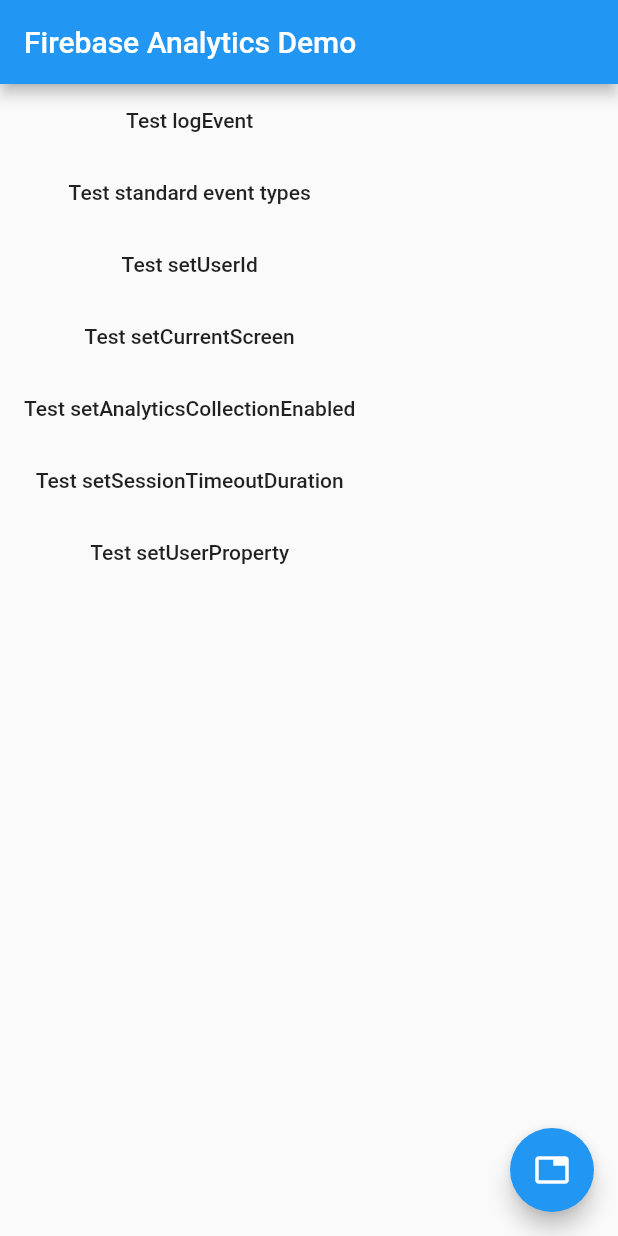
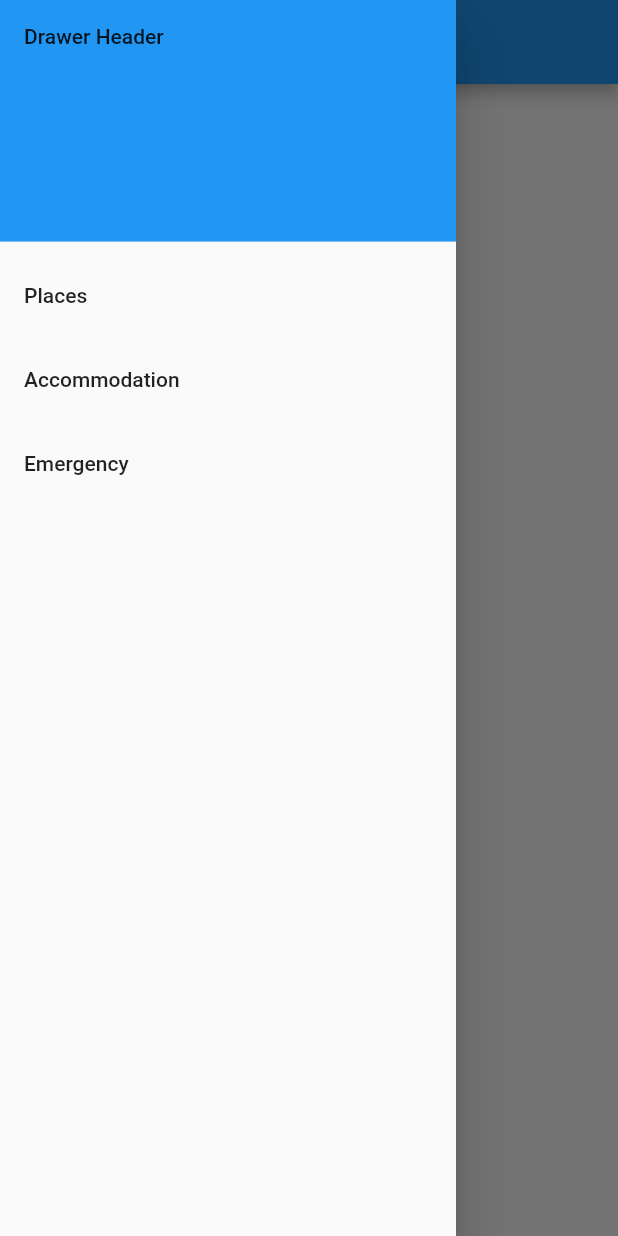
Before and after one commit to budvinchathura/smarttouristguide, a Flutter app: the screen it shows after launch, with the side drawer open (before the commit the screen has no drawer), on a phone screen of 412 x 824 dp. Run offline on Flutter 3.47's test engine with Material 2 defaults, Android fonts, the phone set to English and light mode, and no system bars; our stand-ins replace firebase_analytics, firebase_database; accounts and stored records are empty.

Commit message:
data fetching working

```diff
--- /dev/null
+++ b/lib/first_screen.dart
@@ -0,0 +1,55 @@
+import 'package:flutter/material.dart';
+import './side_drawer.dart';
+import 'package:firebase_database/firebase_database.dart';
+
+class FirstScreen extends StatelessWidget {
+  final databaseReference = FirebaseDatabase.instance.reference();
+
+  void getData() {
+    databaseReference.once().then((DataSnapshot snapshot) {
+      print('Data : ${snapshot.value['locations'].toString()}');
+    });
+  }
+
+  void createRecord() {
+    databaseReference.child("locations").child('2').set({
+      'name': 'location 2',
+      'description': 'desc on loc 2',
+      'location': {'lat': 10, 'lng': 20}
+    });
+  }
+
+  @override
+  Widget build(BuildContext context) {
+    return Scaffold(
+      drawer: SideDrawer(),
+      appBar: AppBar(
+        title: Text("First Screen"),
+      ),
+      body: Center(
+        child: Column(
+          children: [
+            RaisedButton(
+              child: Text("go to 2nd page"),
+              onPressed: () {
+                Navigator.pushNamed(context, '/second');
+              },
+            ),
+            RaisedButton(
+              child: Text('Create Record'),
+              onPressed: () {
+                createRecord();
+              },
+            ),
+            RaisedButton(
+              child: Text('View Record'),
+              onPressed: () {
+                getData();
+              },
+            )
+          ],
+        ),
+      ),
+    );
+  }
+}
--- a/lib/main.dart
+++ b/lib/main.dart
@@ -1,315 +1,138 @@
-import 'dart:async';
+// // // Copyright 2018 The Flutter team. All rights reserved.
+// // // Use of this source code is governed by a BSD-style license that can be
+// // // found in the LICENSE file.
+
+// // import 'package:english_words/english_words.dart' as prefix0;
+// // import 'package:flutter/material.dart';
+// // import 'package:english_words/english_words.dart';
+
+// // void main() => runApp(MyApp());
+
+// // class MyApp extends StatelessWidget {
+// //   @override
+// //   Widget build(BuildContext context) {
+// //     // final wordPair = WordPair.random();
+// //     return MaterialApp(
+// //       title: 'Startup Name Generator',
+// //       home: RandomWords(),
+// //     );
+// //   }
+// // }
+
+// // class RandomWords extends StatefulWidget {
+// //   @override
+// //   RandomWordsState createState() => RandomWordsState();
+// // }
+
+// // class RandomWordsState extends State<RandomWords> {
+// //   final _suggestions = <WordPair>[];
+// //   final _biggerFont = const TextStyle(fontSize: 18.0);
+// //   // @override
+// //   // Widget build(BuildContext context) {
+// //   //   final wordPair = WordPair.random();
+// //   //   return Text(wordPair.asPascalCase);
+// //   // }
+// //   Widget _buildRow(WordPair pair){
+// //     return ListTile(
+// //       title: Text(
+// //         pair.asPascalCase,style: _biggerFont,
+// //       ),
+// //     );
+// //   }
+
+// //   Widget _buildSuggestions() {
+// //     return ListView.builder(
+// //         padding: const EdgeInsets.all(16.0),
+// //         itemBuilder: /*1*/ (context, i) {
+// //           if (i.isOdd) return Divider(); /*2*/
+// //           final index = i ~/ 2; /*3*/
+// //           if (index >= _suggestions.length) {
+// //             _suggestions.addAll(prefix0.generateWordPairs().take(10)); /*4*/
+// //           }
+// //           return _buildRow(_suggestions[index]);
+// //         });
+// //   }
+
+// //   Widget build(BuildContext context){
+// //     return Scaffold(
+// //       appBar: AppBar(
+// //         title: Text('Startup Name generator'),
+// //     ),
+// //     body: _buildSuggestions(),);
+// //   }
+// // }
+
+// // import 'package:flutter/material.dart';
+// // import 'package:myapp/product_manager.dart';
+
+
+// // void main() => runApp(MyApp());
+
+// // class MyApp extends StatelessWidget {
+// //   @override
+// //   Widget build(BuildContext context) {
+// //     return MaterialApp(
+// //         theme: ThemeData(
+// //             brightness: Brightness.light,
+// //             primarySwatch: Colors.deepOrange,
+// //             accentColor: Colors.deepPurple),
+// //         home: Scaffold(
+// //           appBar: AppBar(
+// //             title: Text('EasyList'),
+// //           ),
+// //           body: ProductManager(),
+// //         ));
+// //   }
+// // }
+
+
+
+
+
+// // import 'package:flutter/material.dart';
+// // import './text_control.dart';
+// // void main() => runApp(MyApp());
+
+// // class MyApp extends StatelessWidget {
+
+// //   @override
+// //   Widget build(BuildContext context) {
+// //     return MaterialApp(
+// //         home: Scaffold(
+// //       appBar: AppBar(
+// //         title: Text('App Title'),
+// //       ),
+// //       body: Center(
+// //           child: TextControl()),
+// //     ));
+// //   }
+// // }
+
+
+
+
+
 
 import 'package:flutter/material.dart';
-import 'package:firebase_analytics/firebase_analytics.dart';
-import 'package:firebase_analytics/observer.dart';
+import './first_screen.dart';
+import './second_screen.dart';
 
-import 'tabs_page.dart';
+void main() => runApp(MyApp());
 
-void main() {
-  runApp(MyApp());
-}
+
 
 class MyApp extends StatelessWidget {
-  static FirebaseAnalytics analytics = FirebaseAnalytics();
-  static FirebaseAnalyticsObserver observer =
-      FirebaseAnalyticsObserver(analytics: analytics);
+
+
 
   @override
   Widget build(BuildContext context) {
     return MaterialApp(
-      title: 'Firebase Analytics Demo',
-      theme: ThemeData(
-        primarySwatch: Colors.blue,
-      ),
-      navigatorObservers: <NavigatorObserver>[observer],
-      home: MyHomePage(
-        title: 'Firebase Analytics Demo',
-        analytics: analytics,
-        observer: observer,
-      ),
+      initialRoute: '/',
+      routes: {
+        '/':(context)=>FirstScreen(),
+        '/second':(context) => SecondScreen()
+      },
     );
   }
 }
-
-class MyHomePage extends StatefulWidget {
-  MyHomePage({Key key, this.title, this.analytics, this.observer})
-      : super(key: key);
-
-  final String title;
-  final FirebaseAnalytics analytics;
-  final FirebaseAnalyticsObserver observer;
-
-  @override
-  _MyHomePageState createState() => _MyHomePageState(analytics, observer);
-}
-
-class _MyHomePageState extends State<MyHomePage> {
-  _MyHomePageState(this.analytics, this.observer);
-
-  final FirebaseAnalyticsObserver observer;
-  final FirebaseAnalytics analytics;
-  String _message = '';
-
-  void setMessage(String message) {
-    setState(() {
-      _message = message;
-    });
-  }
-
-  Future<void> _sendAnalyticsEvent() async {
-    await analytics.logEvent(
-      name: 'test_event',
-      parameters: <String, dynamic>{
-        'string': 'string',
-        'int': 42,
-        'long': 12345678910,
-        'double': 42.0,
-        'bool': true,
-      },
-    );
-    setMessage('logEvent succeeded');
-  }
-
-  Future<void> _testSetUserId() async {
-    await analytics.setUserId('some-user');
-    setMessage('setUserId succeeded');
-  }
-
-  Future<void> _testSetCurrentScreen() async {
-    await analytics.setCurrentScreen(
-      screenName: 'Analytics Demo',
-      screenClassOverride: 'AnalyticsDemo',
-    );
-    setMessage('setCurrentScreen succeeded');
-  }
-
-  Future<void> _testSetAnalyticsCollectionEnabled() async {
-    await analytics.setAnalyticsCollectionEnabled(false);
-    await analytics.setAnalyticsCollectionEnabled(true);
-    setMessage('setAnalyticsCollectionEnabled succeeded');
-  }
-
-  Future<void> _testSetSessionTimeoutDuration() async {
-    await analytics.android?.setSessionTimeoutDuration(2000000);
-    setMessage('setSessionTimeoutDuration succeeded');
-  }
-
-  Future<void> _testSetUserProperty() async {
-    await analytics.setUserProperty(name: 'regular', value: 'indeed');
-    setMessage('setUserProperty succeeded');
-  }
-
-  Future<void> _testAllEventTypes() async {
-    await analytics.logAddPaymentInfo();
-    await analytics.logAddToCart(
-      currency: 'USD',
-      value: 123.0,
-      itemId: 'test item id',
-      itemName: 'test item name',
-      itemCategory: 'test item category',
-      quantity: 5,
-      price: 24.0,
-      origin: 'test origin',
-      itemLocationId: 'test location id',
-      destination: 'test destination',
-      startDate: '2015-09-14',
-      endDate: '2015-09-17',
-    );
-    await analytics.logAddToWishlist(
-      itemId: 'test item id',
-      itemName: 'test item name',
-      itemCategory: 'test item category',
-      quantity: 5,
-      price: 24.0,
-      value: 123.0,
-      currency: 'USD',
-      itemLocationId: 'test location id',
-    );
-    await analytics.logAppOpen();
-    await analytics.logBeginCheckout(
-      value: 123.0,
-      currency: 'USD',
-      transactionId: 'test tx id',
-      numberOfNights: 2,
-      numberOfRooms: 3,
-      numberOfPassengers: 4,
-      origin: 'test origin',
-      destination: 'test destination',
-      startDate: '2015-09-14',
-      endDate: '2015-09-17',
-      travelClass: 'test travel class',
-    );
-    await analytics.logCampaignDetails(
-      source: 'test source',
-      medium: 'test medium',
-      campaign: 'test campaign',
-      term: 'test term',
-      content: 'test content',
-      aclid: 'test aclid',
-      cp1: 'test cp1',
-    );
-    await analytics.logEarnVirtualCurrency(
-      virtualCurrencyName: 'bitcoin',
-      value: 345.66,
-    );
-    await analytics.logEcommercePurchase(
-      currency: 'USD',
-      value: 432.45,
-      transactionId: 'test tx id',
-      tax: 3.45,
-      shipping: 5.67,
-      coupon: 'test coupon',
-      location: 'test location',
-      numberOfNights: 3,
-      numberOfRooms: 4,
-      numberOfPassengers: 5,
-      origin: 'test origin',
-      destination: 'test destination',
-      startDate: '2015-09-13',
-      endDate: '2015-09-14',
-      travelClass: 'test travel class',
-    );
-    await analytics.logGenerateLead(
-      currency: 'USD',
-      value: 123.45,
-    );
-    await analytics.logJoinGroup(
-      groupId: 'test group id',
-    );
-    await analytics.logLevelUp(
-      level: 5,
-      character: 'witch doctor',
-    );
-    await analytics.logLogin();
-    await analytics.logPostScore(
-      score: 1000000,
-      level: 70,
-      character: 'tiefling cleric',
-    );
-    await analytics.logPresentOffer(
-      itemId: 'test item id',
-      itemName: 'test item name',
-      itemCategory: 'test item category',
-      quantity: 6,
-      price: 3.45,
-      value: 67.8,
-      currency: 'USD',
-      itemLocationId: 'test item location id',
-    );
-    await analytics.logPurchaseRefund(
-      currency: 'USD',
-      value: 45.67,
-      transactionId: 'test tx id',
-    );
-    await analytics.logSearch(
-      searchTerm: 'hotel',
-      numberOfNights: 2,
-      numberOfRooms: 1,
-      numberOfPassengers: 3,
-      origin: 'test origin',
-      destination: 'test destination',
-      startDate: '2015-09-14',
-      endDate: '2015-09-16',
-      travelClass: 'test travel class',
-    );
-    await analytics.logSelectContent(
-      contentType: 'test content type',
-      itemId: 'test item id',
-    );
-    await analytics.logShare(
-        contentType: 'test content type',
-        itemId: 'test item id',
-        method: 'facebook');
-    await analytics.logSignUp(
-      signUpMethod: 'test sign up method',
-    );
-    await analytics.logSpendVirtualCurrency(
-      itemName: 'test item name',
-      virtualCurrencyName: 'bitcoin',
-      value: 34,
-    );
-    await analytics.logTutorialBegin();
-    await analytics.logTutorialComplete();
-    await analytics.logUnlockAchievement(id: 'all Firebase API covered');
-    await analytics.logViewItem(
-      itemId: 'test item id',
-      itemName: 'test item name',
-      itemCategory: 'test item category',
-      itemLocationId: 'test item location id',
-      price: 3.45,
-      quantity: 6,
-      currency: 'USD',
-      value: 67.8,
-      flightNumber: 'test flight number',
-      numberOfPassengers: 3,
-      numberOfRooms: 1,
-      numberOfNights: 2,
-      origin: 'test origin',
-      destination: 'test destination',
-      startDate: '2015-09-14',
-      endDate: '2015-09-15',
-      searchTerm: 'test search term',
-      travelClass: 'test travel class',
-    );
-    await analytics.logViewItemList(
-      itemCategory: 'test item category',
-    );
-    await analytics.logViewSearchResults(
-      searchTerm: 'test search term',
-    );
-    setMessage('All standard events logged successfully');
-  }
-
-  @override
-  Widget build(BuildContext context) {
-    return Scaffold(
-      appBar: AppBar(
-        title: Text(widget.title),
-      ),
-      body: Column(
-        children: <Widget>[
-          MaterialButton(
-            child: const Text('Test logEvent'),
-            onPressed: _sendAnalyticsEvent,
-          ),
-          MaterialButton(
-            child: const Text('Test standard event types'),
-            onPressed: _testAllEventTypes,
-          ),
-          MaterialButton(
-            child: const Text('Test setUserId'),
-            onPressed: _testSetUserId,
-          ),
-          MaterialButton(
-            child: const Text('Test setCurrentScreen'),
-            onPressed: _testSetCurrentScreen,
-          ),
-          MaterialButton(
-            child: const Text('Test setAnalyticsCollectionEnabled'),
-            onPressed: _testSetAnalyticsCollectionEnabled,
-          ),
-          MaterialButton(
-            child: const Text('Test setSessionTimeoutDuration'),
-            onPressed: _testSetSessionTimeoutDuration,
-          ),
-          MaterialButton(
-            child: const Text('Test setUserProperty'),
-            onPressed: _testSetUserProperty,
-          ),
-          Text(_message,
-              style: const TextStyle(color: Color.fromARGB(255, 0, 155, 0))),
-        ],
-      ),
-      floatingActionButton: FloatingActionButton(
-          child: const Icon(Icons.tab),
-          onPressed: () {
-            Navigator.of(context).push(MaterialPageRoute<TabsPage>(
-                settings: const RouteSettings(name: TabsPage.routeName),
-                builder: (BuildContext context) {
-                  return TabsPage(observer);
-                }));
-          }),
-    );
-  }
-}
--- /dev/null
+++ b/lib/side_drawer.dart
@@ -0,0 +1,46 @@
+import 'package:flutter/material.dart';
+
+class SideDrawer extends StatelessWidget {
+  @override
+  Widget build(BuildContext context) {
+    return Drawer(
+
+      child: ListView(
+        padding: EdgeInsets.zero,
+        children: <Widget>[
+          DrawerHeader(
+            child: Text('Drawer Header'),
+            decoration: BoxDecoration(
+              color: Colors.blue,
+            ),
+          ),
+          ListTile(
+            title: Text('Places'),
+            onTap: () {
+              Navigator.of(context).pop();
+              Navigator.of(context).pushNamed('/');
+
+            },
+          ),
+          ListTile(
+            title: Text('Accommodation'),
+            onTap: () {
+              Navigator.of(context).pop();
+              Navigator.of(context).pushNamed('/second');
+
+            },
+          ),
+          ListTile(
+            title: Text('Emergency'),
+            onTap: () {
+              // Navigator.of(context).pop();
+              // Navigator.of(context).pushNamed('/second');
+
+            },
+          )
+        ],
+      ),
+    );
+
+  }
+}
--- a/pubspec.yaml
+++ b/pubspec.yaml
@@ -23,6 +23,9 @@ dependencies:
   # The following adds the Cupertino Icons font to your application.
   # Use with the CupertinoIcons class for iOS style icons.
   cupertino_icons: ^0.1.2
+
+
+  firebase_database: 3.0.7
   firebase_core: ^0.4.0+9
 
   # Add the dependency for the FlutterFire plugin for Google Analytics
```
Also changed, not shown: lib/second_screen.dart (added, +24 -0 lines), pubspec.lock, 2 other files.
